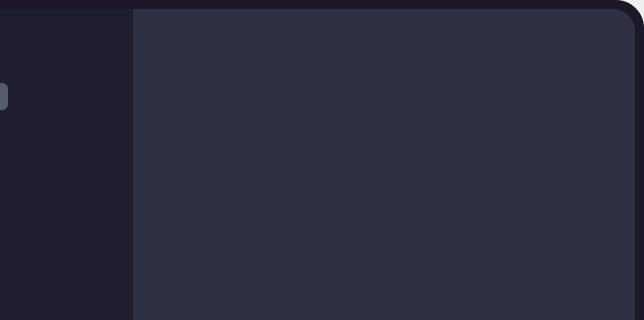
Old version of the form ui/typewriter.ui in the repository beyonson/font-loader; both pictures show x 156 to 800 and y 0 to 320 of the 800 by 600 pixel window.
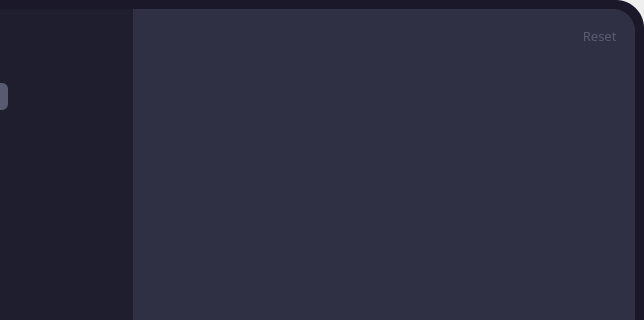
New version of the form. Icons and pictures are not drawn.

Commit message: add reset signal

Patch:
```diff
--- a/ui/typewriter.ui
+++ b/ui/typewriter.ui
@@ -44,6 +44,10 @@
 	color: #a6adc8;
 }
 
+#resetButton {
+ 	color: #585b70;
+}
+
 #leftFrame {
 	background-color: #1e1e2e;
 	border-top-left-radius: 22;
@@ -762,22 +766,97 @@
          <property name="frameShadow">
           <enum>QFrame::Raised</enum>
          </property>
+         <layout class="QVBoxLayout" name="verticalLayout_5">
+          <item>
+           <widget class="QFrame" name="topRightFrame">
+            <property name="frameShape">
+             <enum>QFrame::NoFrame</enum>
+            </property>
+            <property name="frameShadow">
+             <enum>QFrame::Raised</enum>
+            </property>
          <layout class="QHBoxLayout" name="horizontalLayout_7">
           <property name="spacing">
            <number>0</number>
           </property>
           <property name="leftMargin">
-           <number>30</number>
+              <number>0</number>
           </property>
           <property name="topMargin">
-           <number>50</number>
+              <number>0</number>
           </property>
           <property name="rightMargin">
-           <number>30</number>
+              <number>0</number>
           </property>
           <property name="bottomMargin">
-           <number>30</number>
-          </property>
+              <number>0</number>
+             </property>
+             <item>
+              <spacer name="horizontalSpacer_4">
+               <property name="orientation">
+                <enum>Qt::Horizontal</enum>
+               </property>
+               <property name="sizeType">
+                <enum>QSizePolicy::Expanding</enum>
+               </property>
+               <property name="sizeHint" stdset="0">
+                <size>
+                 <width>300</width>
+                 <height>20</height>
+                </size>
+               </property>
+              </spacer>
+             </item>
+             <item>
+              <widget class="QFrame" name="frame_4">
+               <property name="font">
+                <font>
+                 <family>Source Code Pro</family>
+                 <pointsize>11</pointsize>
+                </font>
+               </property>
+               <property name="frameShape">
+                <enum>QFrame::NoFrame</enum>
+               </property>
+               <property name="frameShadow">
+                <enum>QFrame::Raised</enum>
+               </property>
+               <layout class="QHBoxLayout" name="horizontalLayout_12">
+                <item>
+                 <widget class="QPushButton" name="resetButton">
+                  <property name="font">
+                   <font>
+                    <family>Source Code Pro</family>
+                    <pointsize>10</pointsize>
+                   </font>
+                  </property>
+                  <property name="cursor">
+                   <cursorShape>OpenHandCursor</cursorShape>
+                  </property>
+                  <property name="text">
+                   <string> Reset</string>
+                  </property>
+                  <property name="icon">
+                   <iconset resource="resources.qrc">
+                    <normaloff>:/icons/icons/refresh-cw.png</normaloff>:/icons/icons/refresh-cw.png</iconset>
+                  </property>
+                 </widget>
+                </item>
+               </layout>
+              </widget>
+             </item>
+            </layout>
+           </widget>
+          </item>
+          <item>
+           <widget class="QFrame" name="bottomRightFrame">
+            <property name="frameShape">
+             <enum>QFrame::NoFrame</enum>
+            </property>
+            <property name="frameShadow">
+             <enum>QFrame::Raised</enum>
+            </property>
+            <layout class="QHBoxLayout" name="horizontalLayout_13">
           <item>
            <widget class="QPlainTextEdit" name="textInput">
             <property name="font">
@@ -786,6 +865,9 @@
               <pointsize>48</pointsize>
              </font>
             </property>
+              </widget>
+             </item>
+            </layout>
            </widget>
           </item>
          </layout>
```
Lines whose indentation alone changed are shown as unchanged. The commit also changes 10 other files.
